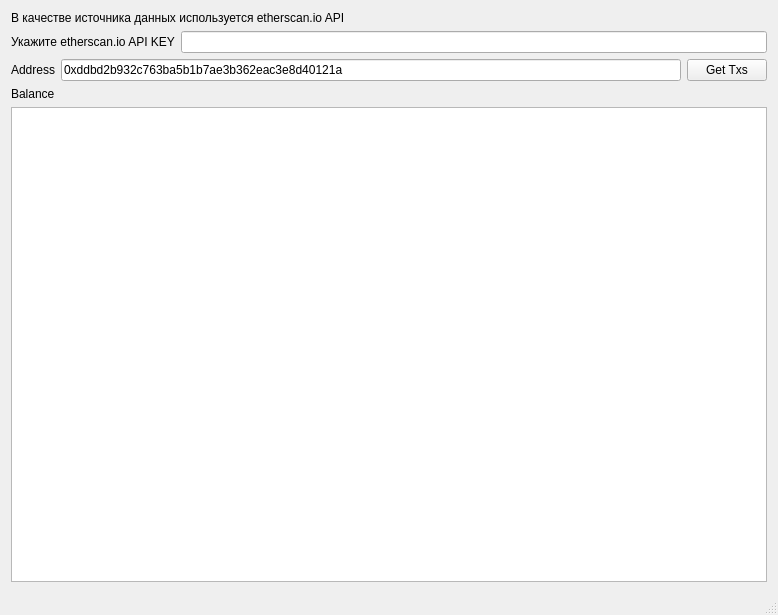
Old version of the form BlockoneDesktop/mainwindow.ui in the repository DePizzottri/BlockoneHackathon.
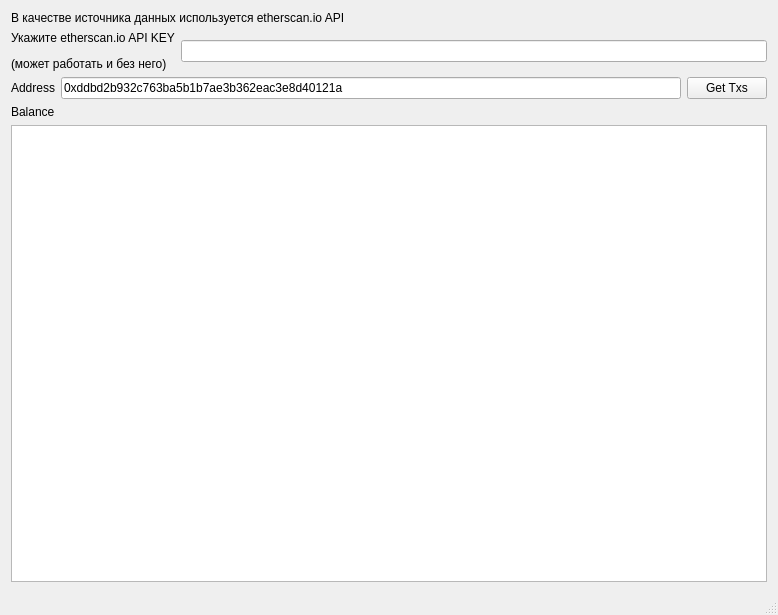
New version of the form.

Commit message: add desktop comment

```diff
--- a/BlockoneDesktop/mainwindow.ui
+++ b/BlockoneDesktop/mainwindow.ui
@@ -29,7 +29,7 @@
         <item>
          <widget class="QLabel" name="label_3">
           <property name="text">
-           <string>Укажите etherscan.io API KEY</string>
+           <string>&lt;html&gt;&lt;head/&gt;&lt;body&gt;&lt;p&gt;Укажите etherscan.io API KEY&lt;/p&gt;&lt;p&gt;(может работать и без него)&lt;/p&gt;&lt;/body&gt;&lt;/html&gt;</string>
           </property>
          </widget>
         </item>
```
